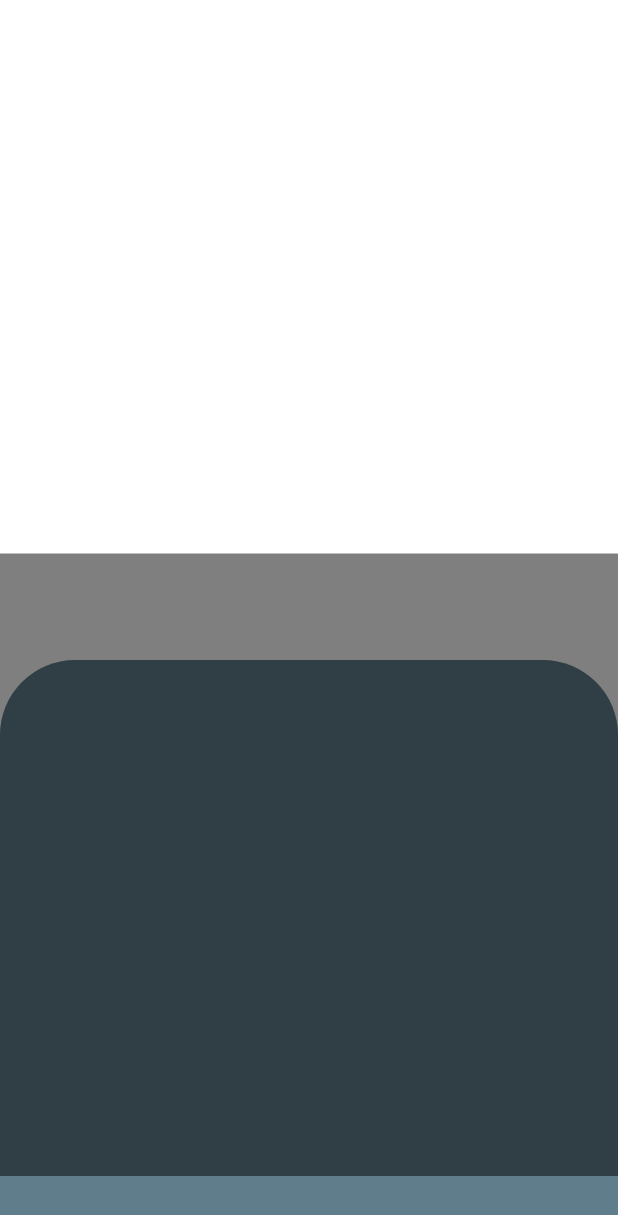
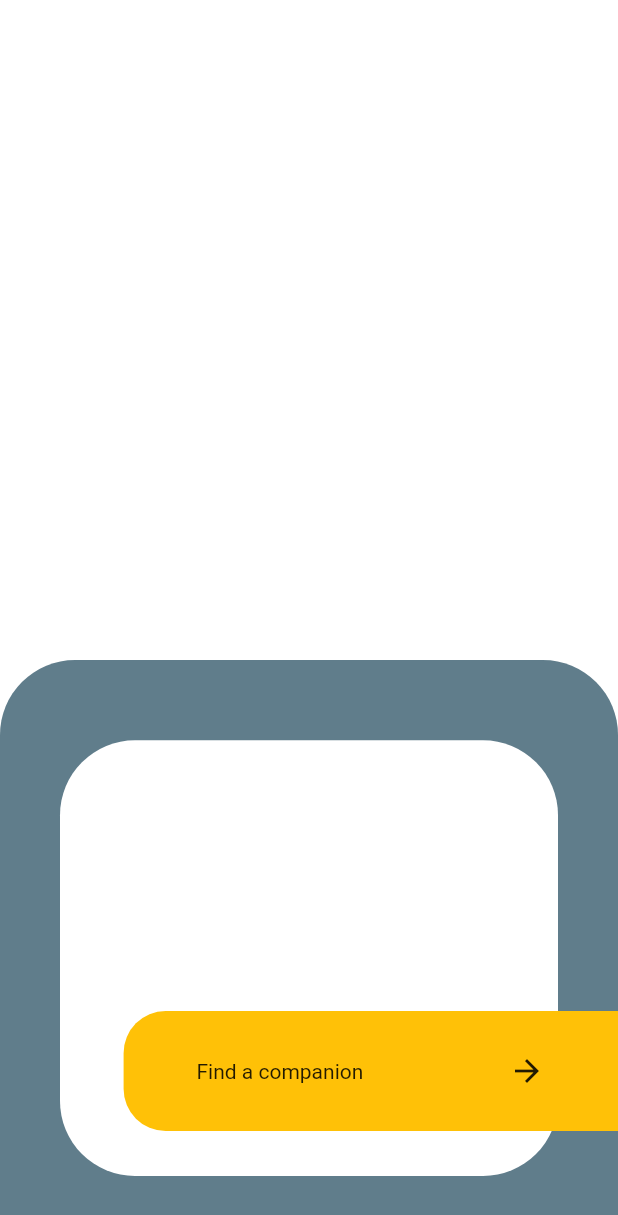
Before and after one commit to france00mf/challenge_flutter_1, a Flutter app: the screen it shows after launch, on a phone screen of 412 x 824 dp. Shown: the top 1215 px of the screen. Run offline on Flutter 3.47's test engine with Material 2 defaults, Android fonts, the phone set to English and light mode, and no system bars.

Commit message:
build: put text and icon on button continue

```diff
--- a/lib/src/ui/home/home.dart
+++ b/lib/src/ui/home/home.dart
@@ -40,11 +40,55 @@ class _HomeState extends State<Home> {
           Align(
             alignment: Alignment.bottomCenter,
             child: Container(
+              child: Stack(
+                children: <Widget>[
+                  Container(
+                      margin: EdgeInsets.only(right: 40, left: 40),
+                      child: Flex(
+                        direction: Axis.vertical,
+                        children: <Widget>[
+                          Expanded(
+                              flex: 30,
+                              child: Container(
+                                  //color: Colors.amber,
+                                  )),
+                          Expanded(
+                              flex: 70,
+                              child: Container(
+                                decoration: BoxDecoration(
+                                    color: Colors.white,
+                                    borderRadius:
+                                        BorderRadius.all(Radius.circular(50))),
+                              ))
+                        ],
+                      )),
+                  Align(
+                    alignment: Alignment.bottomRight,
+                    child: Container(
+                      child: Row(
+                        mainAxisAlignment: MainAxisAlignment.spaceAround,
+                        children: <Widget>[
+                          Text("Find a companion"),
+                          Icon(Icons.arrow_forward)
+                        ],
+                      ),
+                      margin: EdgeInsets.only(bottom: 30),
+                      width: MediaQuery.of(context).size.width * 0.8,
+                      height: 80,
+                      decoration: BoxDecoration(
+                          color: Colors.amber,
+                          borderRadius: BorderRadius.only(
+                              topLeft: Radius.circular(28),
+                              bottomLeft: Radius.circular(28))),
+                    ),
+                  ),
+                ],
+              ),
               height: 415,
               margin: EdgeInsets.only(bottom: 40),
               decoration: BoxDecoration(
-                color: Colors.black.withOpacity(0.5),
-              ),
+                  //color: Colors.black.withOpacity(0.5),
+                  ),
             ),
           )
         ],
@@ -53,5 +97,9 @@ class _HomeState extends State<Home> {
   }
 }
 /*
-
+Container(
+                      width: 100,
+                      height: 40,
+                      color: Colors.pink,
+                    ),
 */
```
